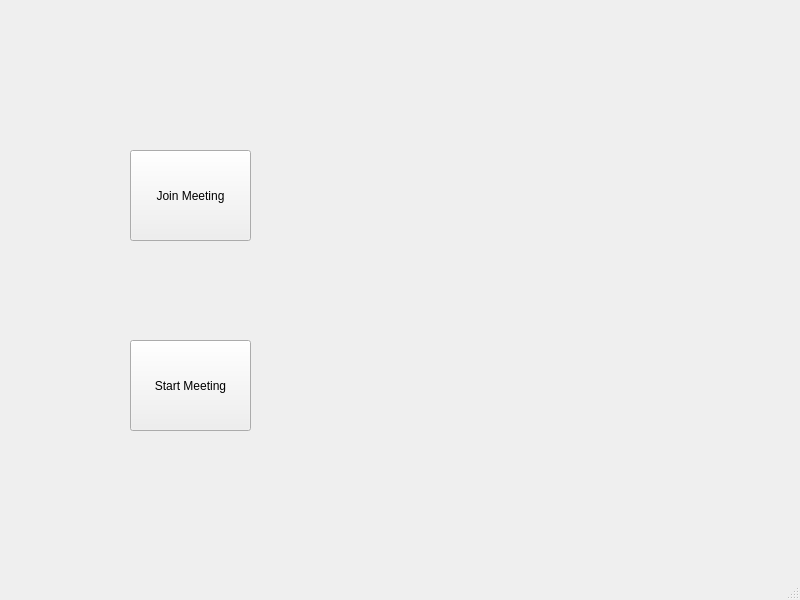
Qt form mainwindow.ui (gumuxiansheng/MikeZClass) before a commit.
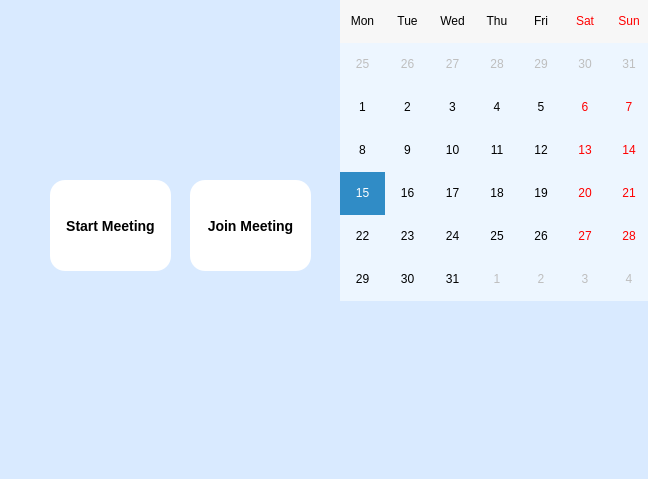
The same form after that commit.

Diff of the .ui file:
```diff
--- a/mainwindow.ui
+++ b/mainwindow.ui
@@ -6,8 +6,8 @@
    <rect>
     <x>0</x>
     <y>0</y>
-    <width>800</width>
-    <height>600</height>
+    <width>648</width>
+    <height>479</height>
    </rect>
   </property>
   <property name="minimumSize">
@@ -16,6 +16,448 @@
     <height>300</height>
    </size>
   </property>
+  <property name="palette">
+   <palette>
+    <active>
+     <colorrole role="WindowText">
+      <brush brushstyle="SolidPattern">
+       <color alpha="255">
+        <red>0</red>
+        <green>0</green>
+        <blue>0</blue>
+       </color>
+      </brush>
+     </colorrole>
+     <colorrole role="Button">
+      <brush brushstyle="SolidPattern">
+       <color alpha="255">
+        <red>217</red>
+        <green>234</green>
+        <blue>255</blue>
+       </color>
+      </brush>
+     </colorrole>
+     <colorrole role="Light">
+      <brush brushstyle="SolidPattern">
+       <color alpha="255">
+        <red>255</red>
+        <green>255</green>
+        <blue>255</blue>
+       </color>
+      </brush>
+     </colorrole>
+     <colorrole role="Midlight">
+      <brush brushstyle="SolidPattern">
+       <color alpha="255">
+        <red>236</red>
+        <green>244</green>
+        <blue>255</blue>
+       </color>
+      </brush>
+     </colorrole>
+     <colorrole role="Dark">
+      <brush brushstyle="SolidPattern">
+       <color alpha="255">
+        <red>108</red>
+        <green>116</green>
+        <blue>127</blue>
+       </color>
+      </brush>
+     </colorrole>
+     <colorrole role="Mid">
+      <brush brushstyle="SolidPattern">
+       <color alpha="255">
+        <red>144</red>
+        <green>156</green>
+        <blue>170</blue>
+       </color>
+      </brush>
+     </colorrole>
+     <colorrole role="Text">
+      <brush brushstyle="SolidPattern">
+       <color alpha="255">
+        <red>0</red>
+        <green>0</green>
+        <blue>0</blue>
+       </color>
+      </brush>
+     </colorrole>
+     <colorrole role="BrightText">
+      <brush brushstyle="SolidPattern">
+       <color alpha="255">
+        <red>255</red>
+        <green>255</green>
+        <blue>255</blue>
+       </color>
+      </brush>
+     </colorrole>
+     <colorrole role="ButtonText">
+      <brush brushstyle="SolidPattern">
+       <color alpha="255">
+        <red>0</red>
+        <green>0</green>
+        <blue>0</blue>
+       </color>
+      </brush>
+     </colorrole>
+     <colorrole role="Base">
+      <brush brushstyle="SolidPattern">
+       <color alpha="255">
+        <red>255</red>
+        <green>255</green>
+        <blue>255</blue>
+       </color>
+      </brush>
+     </colorrole>
+     <colorrole role="Window">
+      <brush brushstyle="SolidPattern">
+       <color alpha="255">
+        <red>217</red>
+        <green>234</green>
+        <blue>255</blue>
+       </color>
+      </brush>
+     </colorrole>
+     <colorrole role="Shadow">
+      <brush brushstyle="SolidPattern">
+       <color alpha="255">
+        <red>0</red>
+        <green>0</green>
+        <blue>0</blue>
+       </color>
+      </brush>
+     </colorrole>
+     <colorrole role="AlternateBase">
+      <brush brushstyle="SolidPattern">
+       <color alpha="255">
+        <red>236</red>
+        <green>244</green>
+        <blue>255</blue>
+       </color>
+      </brush>
+     </colorrole>
+     <colorrole role="ToolTipBase">
+      <brush brushstyle="SolidPattern">
+       <color alpha="255">
+        <red>255</red>
+        <green>255</green>
+        <blue>220</blue>
+       </color>
+      </brush>
+     </colorrole>
+     <colorrole role="ToolTipText">
+      <brush brushstyle="SolidPattern">
+       <color alpha="255">
+        <red>0</red>
+        <green>0</green>
+        <blue>0</blue>
+       </color>
+      </brush>
+     </colorrole>
+     <colorrole role="PlaceholderText">
+      <brush brushstyle="SolidPattern">
+       <color alpha="128">
+        <red>0</red>
+        <green>0</green>
+        <blue>0</blue>
+       </color>
+      </brush>
+     </colorrole>
+    </active>
+    <inactive>
+     <colorrole role="WindowText">
+      <brush brushstyle="SolidPattern">
+       <color alpha="255">
+        <red>0</red>
+        <green>0</green>
+        <blue>0</blue>
+       </color>
+      </brush>
+     </colorrole>
+     <colorrole role="Button">
+      <brush brushstyle="SolidPattern">
+       <color alpha="255">
+        <red>217</red>
+        <green>234</green>
+        <blue>255</blue>
+       </color>
+      </brush>
+     </colorrole>
+     <colorrole role="Light">
+      <brush brushstyle="SolidPattern">
+       <color alpha="255">
+        <red>255</red>
+        <green>255</green>
+        <blue>255</blue>
+       </color>
+      </brush>
+     </colorrole>
+     <colorrole role="Midlight">
+      <brush brushstyle="SolidPattern">
+       <color alpha="255">
+        <red>236</red>
+        <green>244</green>
+        <blue>255</blue>
+       </color>
+      </brush>
+     </colorrole>
+     <colorrole role="Dark">
+      <brush brushstyle="SolidPattern">
+       <color alpha="255">
+        <red>108</red>
+        <green>116</green>
+        <blue>127</blue>
+       </color>
+      </brush>
+     </colorrole>
+     <colorrole role="Mid">
+      <brush brushstyle="SolidPattern">
+       <color alpha="255">
+        <red>144</red>
+        <green>156</green>
+        <blue>170</blue>
+       </color>
+      </brush>
+     </colorrole>
+     <colorrole role="Text">
+      <brush brushstyle="SolidPattern">
+       <color alpha="255">
+        <red>0</red>
+        <green>0</green>
+        <blue>0</blue>
+       </color>
+      </brush>
+     </colorrole>
+     <colorrole role="BrightText">
+      <brush brushstyle="SolidPattern">
+       <color alpha="255">
+        <red>255</red>
+        <green>255</green>
+        <blue>255</blue>
+       </color>
+      </brush>
+     </colorrole>
+     <colorrole role="ButtonText">
+      <brush brushstyle="SolidPattern">
+       <color alpha="255">
+        <red>0</red>
+        <green>0</green>
+        <blue>0</blue>
+       </color>
+      </brush>
+     </colorrole>
+     <colorrole role="Base">
+      <brush brushstyle="SolidPattern">
+       <color alpha="255">
+        <red>255</red>
+        <green>255</green>
+        <blue>255</blue>
+       </color>
+      </brush>
+     </colorrole>
+     <colorrole role="Window">
+      <brush brushstyle="SolidPattern">
+       <color alpha="255">
+        <red>217</red>
+        <green>234</green>
+        <blue>255</blue>
+       </color>
+      </brush>
+     </colorrole>
+     <colorrole role="Shadow">
+      <brush brushstyle="SolidPattern">
+       <color alpha="255">
+        <red>0</red>
+        <green>0</green>
+        <blue>0</blue>
+       </color>
+      </brush>
+     </colorrole>
+     <colorrole role="AlternateBase">
+      <brush brushstyle="SolidPattern">
+       <color alpha="255">
+        <red>236</red>
+        <green>244</green>
+        <blue>255</blue>
+       </color>
+      </brush>
+     </colorrole>
+     <colorrole role="ToolTipBase">
+      <brush brushstyle="SolidPattern">
+       <color alpha="255">
+        <red>255</red>
+        <green>255</green>
+        <blue>220</blue>
+       </color>
+      </brush>
+     </colorrole>
+     <colorrole role="ToolTipText">
+      <brush brushstyle="SolidPattern">
+       <color alpha="255">
+        <red>0</red>
+        <green>0</green>
+        <blue>0</blue>
+       </color>
+      </brush>
+     </colorrole>
+     <colorrole role="PlaceholderText">
+      <brush brushstyle="SolidPattern">
+       <color alpha="128">
+        <red>0</red>
+        <green>0</green>
+        <blue>0</blue>
+       </color>
+      </brush>
+     </colorrole>
+    </inactive>
+    <disabled>
+     <colorrole role="WindowText">
+      <brush brushstyle="SolidPattern">
+       <color alpha="255">
+        <red>108</red>
+        <green>116</green>
+        <blue>127</blue>
+       </color>
+      </brush>
+     </colorrole>
+     <colorrole role="Button">
+      <brush brushstyle="SolidPattern">
+       <color alpha="255">
+        <red>217</red>
+        <green>234</green>
+        <blue>255</blue>
+       </color>
+      </brush>
+     </colorrole>
+     <colorrole role="Light">
+      <brush brushstyle="SolidPattern">
+       <color alpha="255">
+        <red>255</red>
+        <green>255</green>
+        <blue>255</blue>
+       </color>
+      </brush>
+     </colorrole>
+     <colorrole role="Midlight">
+      <brush brushstyle="SolidPattern">
+       <color alpha="255">
+        <red>236</red>
+        <green>244</green>
+        <blue>255</blue>
+       </color>
+      </brush>
+     </colorrole>
+     <colorrole role="Dark">
+      <brush brushstyle="SolidPattern">
+       <color alpha="255">
+        <red>108</red>
+        <green>116</green>
+        <blue>127</blue>
+       </color>
+      </brush>
+     </colorrole>
+     <colorrole role="Mid">
+      <brush brushstyle="SolidPattern">
+       <color alpha="255">
+        <red>144</red>
+        <green>156</green>
+        <blue>170</blue>
+       </color>
+      </brush>
+     </colorrole>
+     <colorrole role="Text">
+      <brush brushstyle="SolidPattern">
+       <color alpha="255">
+        <red>108</red>
+        <green>116</green>
+        <blue>127</blue>
+       </color>
+      </brush>
+     </colorrole>
+     <colorrole role="BrightText">
+      <brush brushstyle="SolidPattern">
+       <color alpha="255">
+        <red>255</red>
+        <green>255</green>
+        <blue>255</blue>
+       </color>
+      </brush>
+     </colorrole>
+     <colorrole role="ButtonText">
+      <brush brushstyle="SolidPattern">
+       <color alpha="255">
+        <red>108</red>
+        <green>116</green>
+        <blue>127</blue>
+       </color>
+      </brush>
+     </colorrole>
+     <colorrole role="Base">
+      <brush brushstyle="SolidPattern">
+       <color alpha="255">
+        <red>217</red>
+        <green>234</green>
+        <blue>255</blue>
+       </color>
+      </brush>
+     </colorrole>
+     <colorrole role="Window">
+      <brush brushstyle="SolidPattern">
+       <color alpha="255">
+        <red>217</red>
+        <green>234</green>
+        <blue>255</blue>
+       </color>
+      </brush>
+     </colorrole>
+     <colorrole role="Shadow">
+      <brush brushstyle="SolidPattern">
+       <color alpha="255">
+        <red>0</red>
+        <green>0</green>
+        <blue>0</blue>
+       </color>
+      </brush>
+     </colorrole>
+     <colorrole role="AlternateBase">
+      <brush brushstyle="SolidPattern">
+       <color alpha="255">
+        <red>217</red>
+        <green>234</green>
+        <blue>255</blue>
+       </color>
+      </brush>
+     </colorrole>
+     <colorrole role="ToolTipBase">
+      <brush brushstyle="SolidPattern">
+       <color alpha="255">
+        <red>255</red>
+        <green>255</green>
+        <blue>220</blue>
+       </color>
+      </brush>
+     </colorrole>
+     <colorrole role="ToolTipText">
+      <brush brushstyle="SolidPattern">
+       <color alpha="255">
+        <red>0</red>
+        <green>0</green>
+        <blue>0</blue>
+       </color>
+      </brush>
+     </colorrole>
+     <colorrole role="PlaceholderText">
+      <brush brushstyle="SolidPattern">
+       <color alpha="128">
+        <red>0</red>
+        <green>0</green>
+        <blue>0</blue>
+       </color>
+      </brush>
+     </colorrole>
+    </disabled>
+   </palette>
+  </property>
   <property name="windowTitle">
    <string>MainWindow</string>
   </property>
@@ -29,41 +471,104 @@
    <widget class="QPushButton" name="startMeetingBtn">
     <property name="geometry">
      <rect>
-      <x>130</x>
-      <y>340</y>
+      <x>50</x>
+      <y>180</y>
       <width>121</width>
       <height>91</height>
      </rect>
     </property>
+    <property name="autoFillBackground">
+     <bool>false</bool>
+    </property>
+    <property name="styleSheet">
+     <string notr="true">QPushButton{background-color: white;
+border-style: outset;
+border-width: 0px;
+border-radius: 15px;
+border-color: beige;
+font: bold 14px;
+min-width: 5em;}
+QPushButton:hover
+{
+background-color: rgb(237, 246, 255);
+}
+QPushButton:pressed
+{
+background-color: rgb(217, 241, 255);
+}</string>
+    </property>
     <property name="text">
      <string>Start Meeting</string>
     </property>
+    <property name="autoDefault">
+     <bool>false</bool>
+    </property>
+    <property name="default">
+     <bool>false</bool>
+    </property>
+    <property name="flat">
+     <bool>false</bool>
+    </property>
    </widget>
    <widget class="QPushButton" name="joinMeetingBtn">
     <property name="geometry">
      <rect>
-      <x>130</x>
-      <y>150</y>
+      <x>190</x>
+      <y>180</y>
       <width>121</width>
       <height>91</height>
      </rect>
     </property>
+    <property name="autoFillBackground">
+     <bool>false</bool>
+    </property>
+    <property name="styleSheet">
+     <string notr="true">QPushButton{background-color: white;
+border-style: outset;
+border-width: 0px;
+border-radius: 15px;
+border-color: beige;
+font: bold 14px;
+min-width: 5em;}
+QPushButton:hover
+{
+background-color: rgb(237, 246, 255);
+}
+QPushButton:pressed
+{
+background-color: rgb(217, 241, 255);
+}</string>
+    </property>
     <property name="text">
      <string>Join Meeting</string>
     </property>
    </widget>
+   <widget class="QCalendarWidget" name="calendarWidget">
+    <property name="geometry">
+     <rect>
+      <x>340</x>
+      <y>0</y>
+      <width>311</width>
+      <height>301</height>
+     </rect>
+    </property>
+    <property name="styleSheet">
+     <string notr="true">background-color: rgb(237, 246, 255);</string>
+    </property>
+    <property name="selectionMode">
+     <enum>QCalendarWidget::NoSelection</enum>
+    </property>
+    <property name="verticalHeaderFormat">
+     <enum>QCalendarWidget::NoVerticalHeader</enum>
+    </property>
+    <property name="navigationBarVisible">
+     <bool>false</bool>
+    </property>
+    <property name="dateEditEnabled">
+     <bool>false</bool>
+    </property>
+   </widget>
   </widget>
-  <widget class="QMenuBar" name="menubar">
-   <property name="geometry">
-    <rect>
-     <x>0</x>
-     <y>0</y>
-     <width>800</width>
-     <height>22</height>
-    </rect>
-   </property>
-  </widget>
-  <widget class="QStatusBar" name="statusbar"/>
  </widget>
  <resources/>
  <connections/>
```
Left out of the diff: 5 changed lines with no effect on the pictures.
